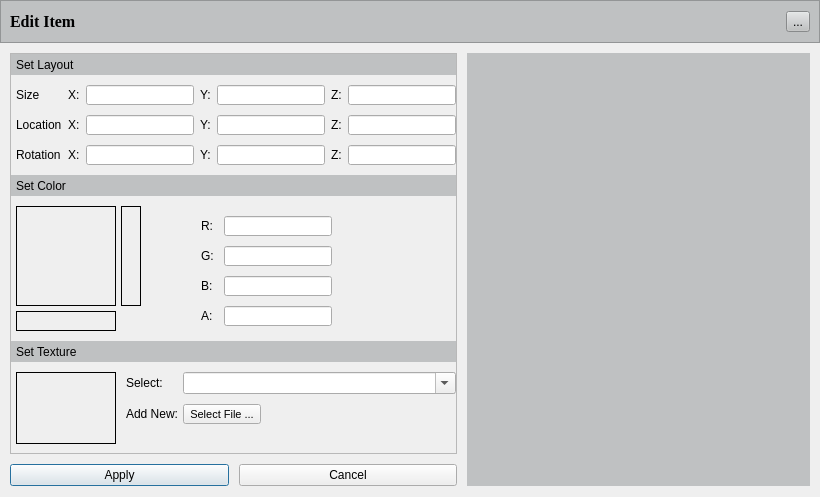
First picture: the form in Dev/OSG/Src/ShopScene/libShopEditor/PopUpGUIs/EditItem/VREditItem_GUI.ui, repository octaviansoldea/VRShop, before the edit.
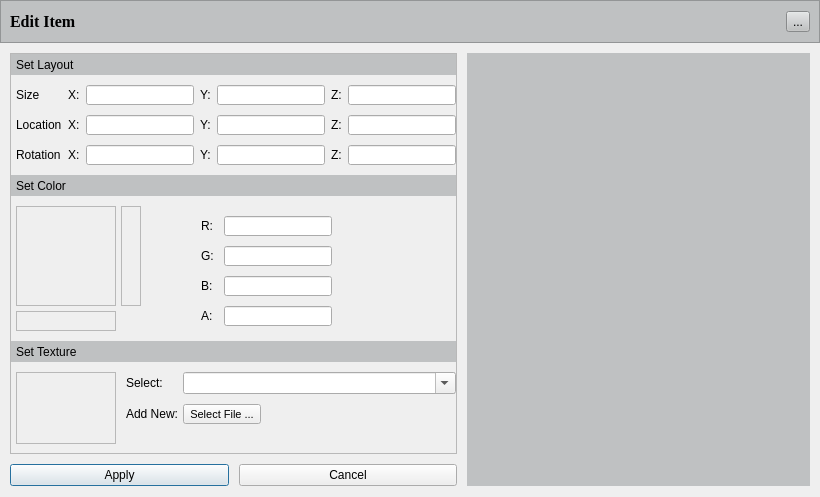
Second picture: the form after the edit. Icons and pictures are not drawn. Custom widgets are drawn as their Qt base class.

What changed in the file:
```diff
--- a/Dev/OSG/Src/ShopScene/libShopEditor/PopUpGUIs/EditItem/VREditItem_GUI.ui
+++ b/Dev/OSG/Src/ShopScene/libShopEditor/PopUpGUIs/EditItem/VREditItem_GUI.ui
@@ -440,7 +440,7 @@
                     </size>
                    </property>
                    <property name="frameShape">
-                    <enum>QFrame::Box</enum>
+                    <enum>QFrame::StyledPanel</enum>
                    </property>
                    <property name="text">
                     <string/>
@@ -462,7 +462,7 @@
                     </size>
                    </property>
                    <property name="frameShape">
-                    <enum>QFrame::Box</enum>
+                    <enum>QFrame::StyledPanel</enum>
                    </property>
                    <property name="text">
                     <string/>
@@ -486,7 +486,7 @@
                   </size>
                  </property>
                  <property name="frameShape">
-                  <enum>QFrame::Box</enum>
+                  <enum>QFrame::StyledPanel</enum>
                  </property>
                  <property name="text">
                   <string/>
@@ -644,11 +644,17 @@
                 </size>
                </property>
                <property name="frameShape">
-                <enum>QFrame::Box</enum>
+                <enum>QFrame::StyledPanel</enum>
                </property>
                <property name="text">
                 <string/>
                </property>
+               <property name="scaledContents">
+                <bool>true</bool>
+               </property>
+               <property name="alignment">
+                <set>Qt::AlignCenter</set>
+               </property>
               </widget>
              </item>
              <item>
```
